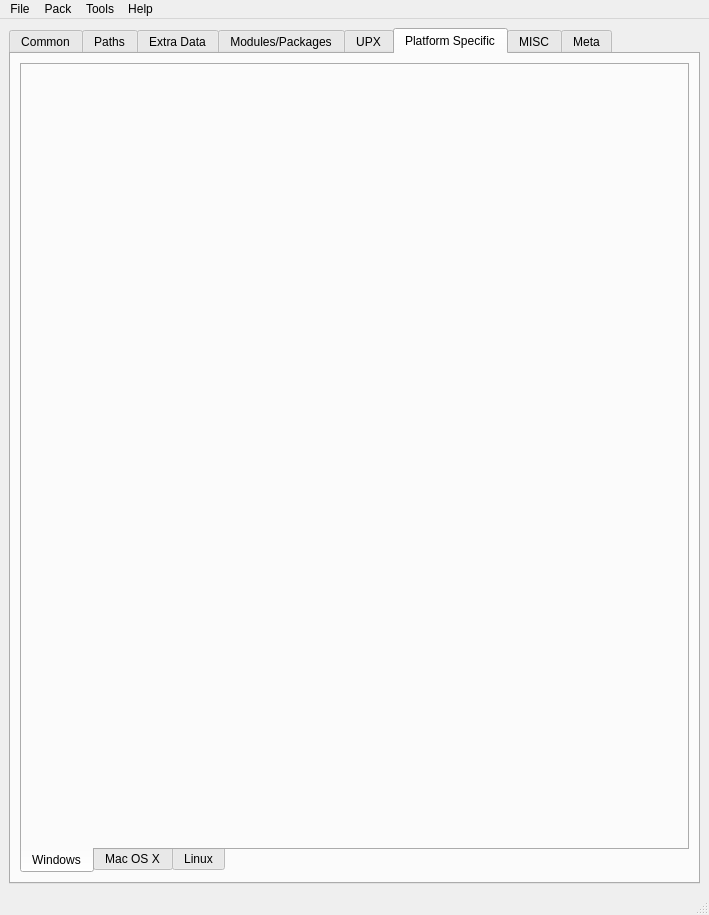
zimolab/PyInstallerGUI, file ui/design/main.ui: the form before one commit.
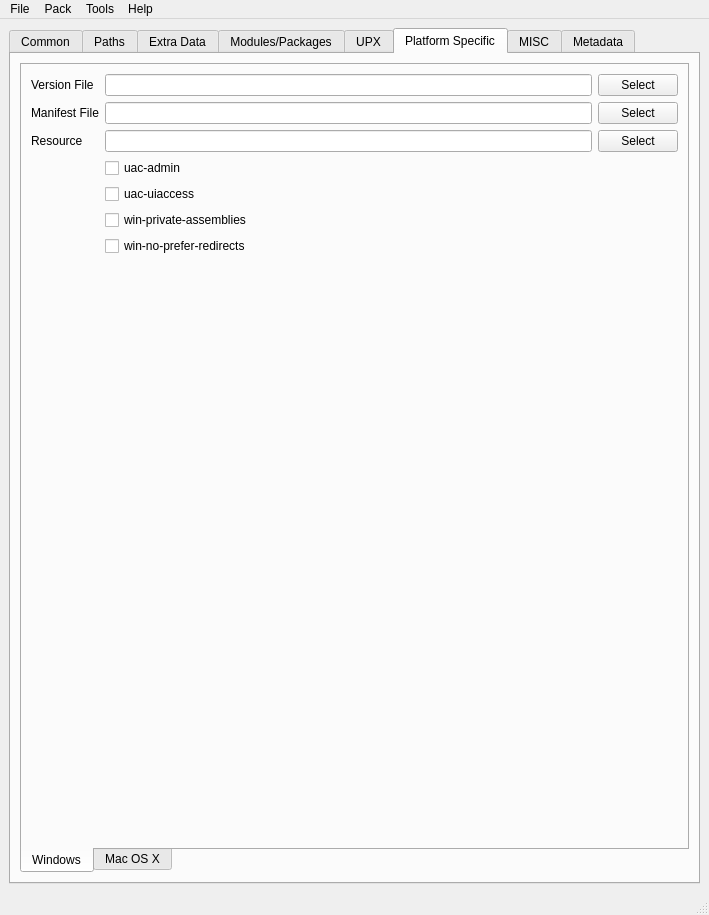
The form after the commit. The open tabs and pages were chosen to show the change. Custom widgets are drawn as their Qt base class.

Commit message: 完善UI界面

Patch:
```diff
--- a/ui/design/main.ui
+++ b/ui/design/main.ui
@@ -955,16 +955,181 @@
            <attribute name="title">
             <string>Windows</string>
            </attribute>
+           <layout class="QVBoxLayout" name="verticalLayout_10">
+            <item>
+             <layout class="QGridLayout" name="gridLayout_4">
+              <item row="1" column="0">
+               <widget class="QLabel" name="versionFileLabel">
+                <property name="text">
+                 <string>Version File</string>
+                </property>
+               </widget>
+              </item>
+              <item row="3" column="0">
+               <widget class="QLabel" name="resourceLabel">
+                <property name="text">
+                 <string>Resource</string>
+                </property>
+               </widget>
+              </item>
+              <item row="5" column="1">
+               <widget class="QCheckBox" name="uacUIAccessCheckBox">
+                <property name="text">
+                 <string>uac-uiaccess</string>
+                </property>
+               </widget>
+              </item>
+              <item row="2" column="2">
+               <widget class="QPushButton" name="selectManifestFileButton">
+                <property name="text">
+                 <string>Select</string>
+                </property>
+               </widget>
+              </item>
+              <item row="3" column="1">
+               <widget class="QLineEdit" name="resolutionEdit"/>
+              </item>
+              <item row="1" column="1">
+               <widget class="QLineEdit" name="versionFileEdit"/>
+              </item>
+              <item row="2" column="0">
+               <widget class="QLabel" name="manifestFileLabel">
+                <property name="text">
+                 <string>Manifest File</string>
+                </property>
+               </widget>
+              </item>
+              <item row="1" column="2">
+               <widget class="QPushButton" name="selectVersionFileButton">
+                <property name="text">
+                 <string>Select</string>
+                </property>
+               </widget>
+              </item>
+              <item row="4" column="1">
+               <widget class="QCheckBox" name="uacAdminCheckBox">
+                <property name="text">
+                 <string>uac-admin</string>
+                </property>
+               </widget>
+              </item>
+              <item row="3" column="2">
+               <widget class="QPushButton" name="selectResourceButton">
+                <property name="text">
+                 <string>Select</string>
+                </property>
+               </widget>
+              </item>
+              <item row="2" column="1">
+               <widget class="QLineEdit" name="manifestFileEdit"/>
+              </item>
+              <item row="7" column="1">
+               <widget class="QCheckBox" name="noPreferRedirectsCheckBox">
+                <property name="text">
+                 <string>win-no-prefer-redirects</string>
+                </property>
+               </widget>
+              </item>
+              <item row="6" column="1">
+               <widget class="QCheckBox" name="privateAssembliesCheckBox">
+                <property name="text">
+                 <string>win-private-assemblies</string>
+                </property>
+               </widget>
+              </item>
+             </layout>
+            </item>
+            <item>
+             <spacer name="verticalSpacer_2">
+              <property name="orientation">
+               <enum>Qt::Vertical</enum>
+              </property>
+              <property name="sizeType">
+               <enum>QSizePolicy::Expanding</enum>
+              </property>
+              <property name="sizeHint" stdset="0">
+               <size>
+                <width>20</width>
+                <height>40</height>
+               </size>
+              </property>
+             </spacer>
+            </item>
+           </layout>
           </widget>
           <widget class="QWidget" name="tab_8">
            <attribute name="title">
             <string>Mac OS X</string>
            </attribute>
-          </widget>
-          <widget class="QWidget" name="tab_9">
-           <attribute name="title">
-            <string>Linux</string>
-           </attribute>
+           <layout class="QVBoxLayout" name="verticalLayout_12">
+            <item>
+             <layout class="QGridLayout" name="gridLayout_5">
+              <item row="0" column="0">
+               <widget class="QLabel" name="entitlementsFileLabel">
+                <property name="text">
+                 <string>Entitlements File</string>
+                </property>
+               </widget>
+              </item>
+              <item row="0" column="1">
+               <widget class="QLineEdit" name="entitlementsFileEdit"/>
+              </item>
+              <item row="1" column="0">
+               <widget class="QLabel" name="targetArchitectureLabel">
+                <property name="text">
+                 <string>Target Architecture</string>
+                </property>
+               </widget>
+              </item>
+              <item row="1" column="1">
+               <widget class="QComboBox" name="targetArchitectureCombo"/>
+              </item>
+              <item row="2" column="0">
+               <widget class="QLabel" name="bundleIdentifierLabel">
+                <property name="text">
+                 <string>Bundle Identifier</string>
+                </property>
+               </widget>
+              </item>
+              <item row="2" column="1">
+               <widget class="QLineEdit" name="bundleIdentifierEdit"/>
+              </item>
+              <item row="3" column="0">
+               <widget class="QLabel" name="codesignIdentityLabel">
+                <property name="text">
+                 <string>Codesign Identity</string>
+                </property>
+               </widget>
+              </item>
+              <item row="3" column="1">
+               <widget class="QLineEdit" name="codesignIdentityEdit"/>
+              </item>
+              <item row="0" column="2">
+               <widget class="QPushButton" name="selectEntitlementsFileButton">
+                <property name="text">
+                 <string>Select</string>
+                </property>
+               </widget>
+              </item>
+             </layout>
+            </item>
+            <item>
+             <spacer name="verticalSpacer_3">
+              <property name="orientation">
+               <enum>Qt::Vertical</enum>
+              </property>
+              <property name="sizeType">
+               <enum>QSizePolicy::Expanding</enum>
+              </property>
+              <property name="sizeHint" stdset="0">
+               <size>
+                <width>20</width>
+                <height>40</height>
+               </size>
+              </property>
+             </spacer>
+            </item>
+           </layout>
           </widget>
          </widget>
         </item>
@@ -1107,7 +1272,7 @@
       </widget>
       <widget class="QWidget" name="metaTab">
        <attribute name="title">
-        <string>Meta</string>
+        <string>Metadata</string>
        </attribute>
        <layout class="QVBoxLayout" name="verticalLayout_4">
         <item>
```
Left out of the diff: 53 changed lines with no effect on the pictures. The commit also changes 1 other file.
